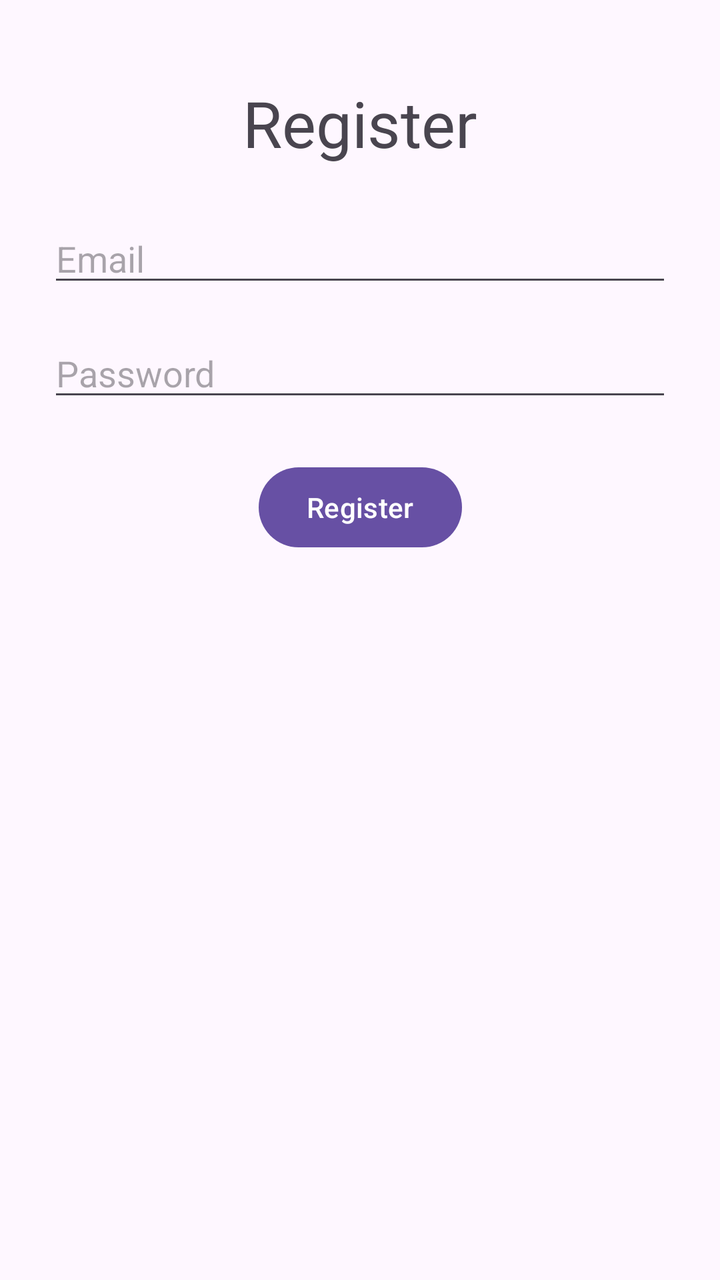
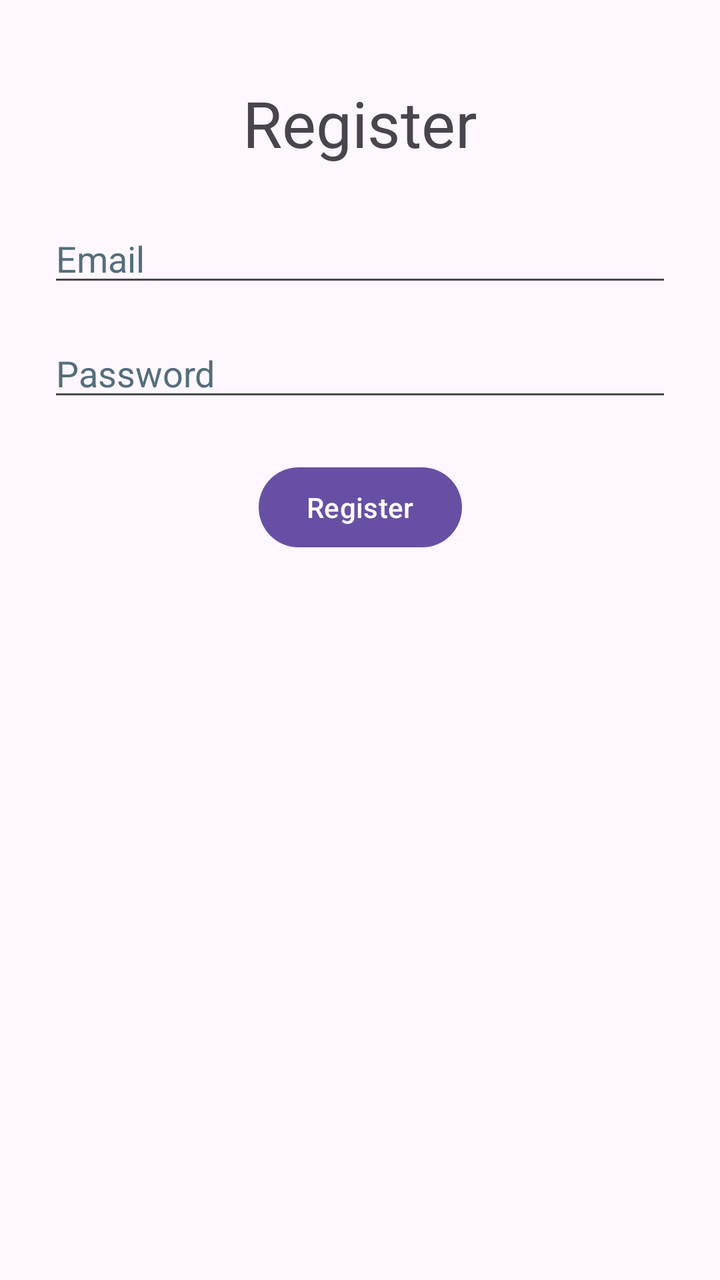

Screens rendered from an Android XML layout before and after an edit, with the pre-edit source and the edit as a unified diff.
<!-- AndroidManifest.xml: application theme Theme.Euchre -->
<!-- res/layout/activity_register.xml -->
<?xml version="1.0" encoding="utf-8"?>
<androidx.constraintlayout.widget.ConstraintLayout xmlns:android="http://schemas.android.com/apk/res/android"
    xmlns:app="http://schemas.android.com/apk/res-auto"
    android:id="@+id/main"
    android:layout_width="match_parent"
    android:layout_height="match_parent">

    <TextView
        android:id="@+id/titleRegister"
        android:layout_width="wrap_content"
        android:layout_height="wrap_content"
        android:text="Register"
        android:textSize="32sp"
        app:layout_constraintTop_toTopOf="parent"
        app:layout_constraintStart_toStartOf="parent"
        app:layout_constraintEnd_toEndOf="parent"
        android:layout_marginTop="40dp"/>

    <EditText
        android:id="@+id/editTextEmailAddress"
        android:layout_width="0dp"
        android:layout_height="wrap_content"
        android:hint="Email"
        android:inputType="textEmailAddress"
        app:layout_constraintTop_toBottomOf="@id/titleRegister"
        app:layout_constraintStart_toStartOf="parent"
        app:layout_constraintEnd_toEndOf="parent"
        android:layout_margin="24dp"/>

    <EditText
        android:id="@+id/editTextPassword"
        android:layout_width="0dp"
        android:layout_height="wrap_content"
        android:hint="Password"
        android:inputType="textPassword"
        app:layout_constraintTop_toBottomOf="@id/editTextEmailAddress"
        app:layout_constraintStart_toStartOf="parent"
        app:layout_constraintEnd_toEndOf="parent"
        android:layout_marginHorizontal="24dp"
        android:layout_marginTop="16dp"/>

    <Button
        android:id="@+id/btnRegister"
        android:layout_width="wrap_content"
        android:layout_height="wrap_content"
        android:text="Register"
        app:layout_constraintTop_toBottomOf="@id/editTextPassword"
        app:layout_constraintStart_toStartOf="parent"
        app:layout_constraintEnd_toEndOf="parent"
        android:layout_marginTop="24dp"/>

</androidx.constraintlayout.widget.ConstraintLayout>
<!-- resources referenced by this layout -->
<resources>
  <style name="Theme.Euchre" parent="Base.Theme.Euchre" />
  <style name="Base.Theme.Euchre" parent="Theme.Material3.DayNight.NoActionBar">
          
          
      </style>
</resources>

<!-- the commit's change to res/layout/activity_register.xml (unified diff, before → after) -->
@@ -1,6 +1,7 @@
 <?xml version="1.0" encoding="utf-8"?>
 <androidx.constraintlayout.widget.ConstraintLayout xmlns:android="http://schemas.android.com/apk/res/android"
     xmlns:app="http://schemas.android.com/apk/res-auto"
+    xmlns:tools="http://schemas.android.com/tools"
     android:id="@+id/main"
     android:layout_width="match_parent"
     android:layout_height="match_parent">
@@ -9,7 +10,7 @@
         android:id="@+id/titleRegister"
         android:layout_width="wrap_content"
         android:layout_height="wrap_content"
-        android:text="Register"
+        android:text="@string/register"
         android:textSize="32sp"
         app:layout_constraintTop_toTopOf="parent"
         app:layout_constraintStart_toStartOf="parent"
@@ -20,33 +21,40 @@
         android:id="@+id/editTextEmailAddress"
         android:layout_width="0dp"
         android:layout_height="wrap_content"
-        android:hint="Email"
+        android:layout_margin="24dp"
+        android:hint="@string/email"
+        android:importantForAutofill="no"
         android:inputType="textEmailAddress"
+        android:textColorHint="#546E7A"
+        app:layout_constraintEnd_toEndOf="parent"
+        app:layout_constraintStart_toStartOf="parent"
         app:layout_constraintTop_toBottomOf="@id/titleRegister"
-        app:layout_constraintStart_toStartOf="parent"
-        app:layout_constraintEnd_toEndOf="parent"
-        android:layout_margin="24dp"/>
+        tools:ignore="TouchTargetSizeCheck,VisualLintTextFieldSize" />
 
     <EditText
         android:id="@+id/editTextPassword"
         android:layout_width="0dp"
         android:layout_height="wrap_content"
-        android:hint="Password"
+        android:layout_marginHorizontal="24dp"
+        android:layout_marginTop="16dp"
+        android:hint="@string/password"
+        android:importantForAutofill="no"
         android:inputType="textPassword"
+        android:textColorHint="#546E7A"
+        app:layout_constraintEnd_toEndOf="parent"
+        app:layout_constraintStart_toStartOf="parent"
         app:layout_constraintTop_toBottomOf="@id/editTextEmailAddress"
-        app:layout_constraintStart_toStartOf="parent"
-        app:layout_constraintEnd_toEndOf="parent"
-        android:layout_marginHorizontal="24dp"
-        android:layout_marginTop="16dp"/>
+        tools:ignore="TouchTargetSizeCheck,VisualLintTextFieldSize" />
 
     <Button
         android:id="@+id/btnRegister"
         android:layout_width="wrap_content"
         android:layout_height="wrap_content"
-        android:text="Register"
+        android:layout_marginTop="24dp"
+        android:text="@string/register0"
+        app:layout_constraintEnd_toEndOf="parent"
+        app:layout_constraintStart_toStartOf="parent"
         app:layout_constraintTop_toBottomOf="@id/editTextPassword"
-        app:layout_constraintStart_toStartOf="parent"
-        app:layout_constraintEnd_toEndOf="parent"
-        android:layout_marginTop="24dp"/>
+        tools:ignore="DuplicateSpeakableTextCheck" />
 
 </androidx.constraintlayout.widget.ConstraintLayout>
<!-- resource entries referenced after the edit -->
@@ -1,5 +1,9 @@
 <!-- resources referenced by this layout -->
 <resources>
+  <string name="email">Email</string>
+  <string name="password">Password</string>
+  <string name="register">Register</string>
+  <string name="register0">Register</string>
   <style name="Theme.Euchre" parent="Base.Theme.Euchre" />
   <style name="Base.Theme.Euchre" parent="Theme.Material3.DayNight.NoActionBar">
           
